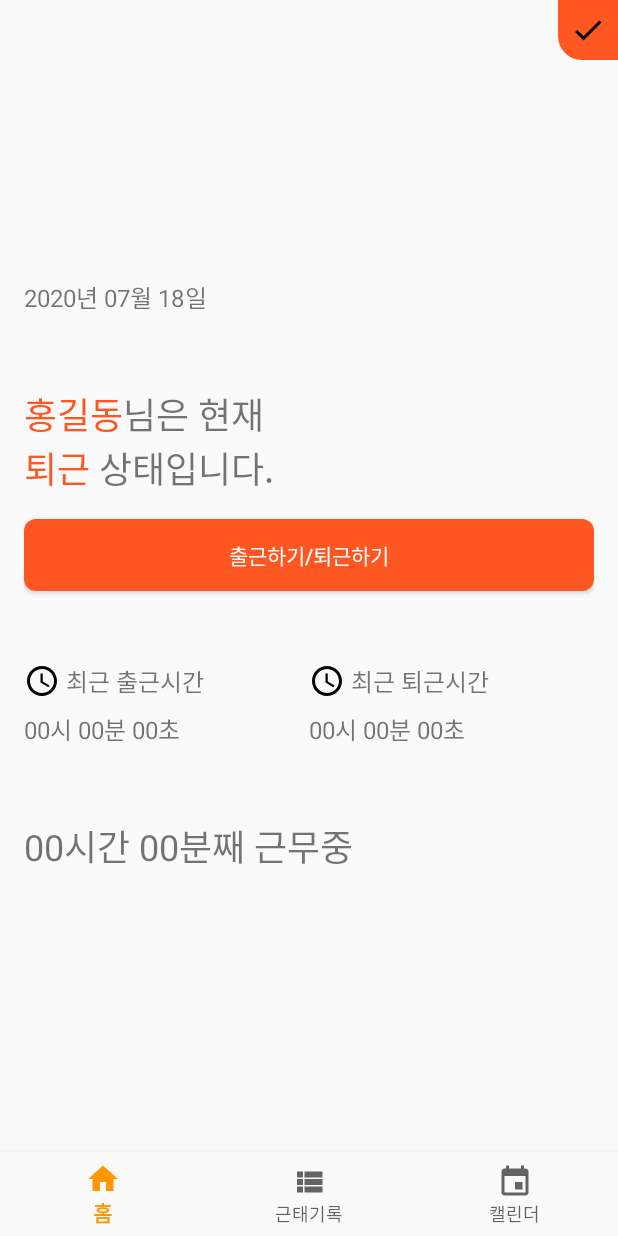
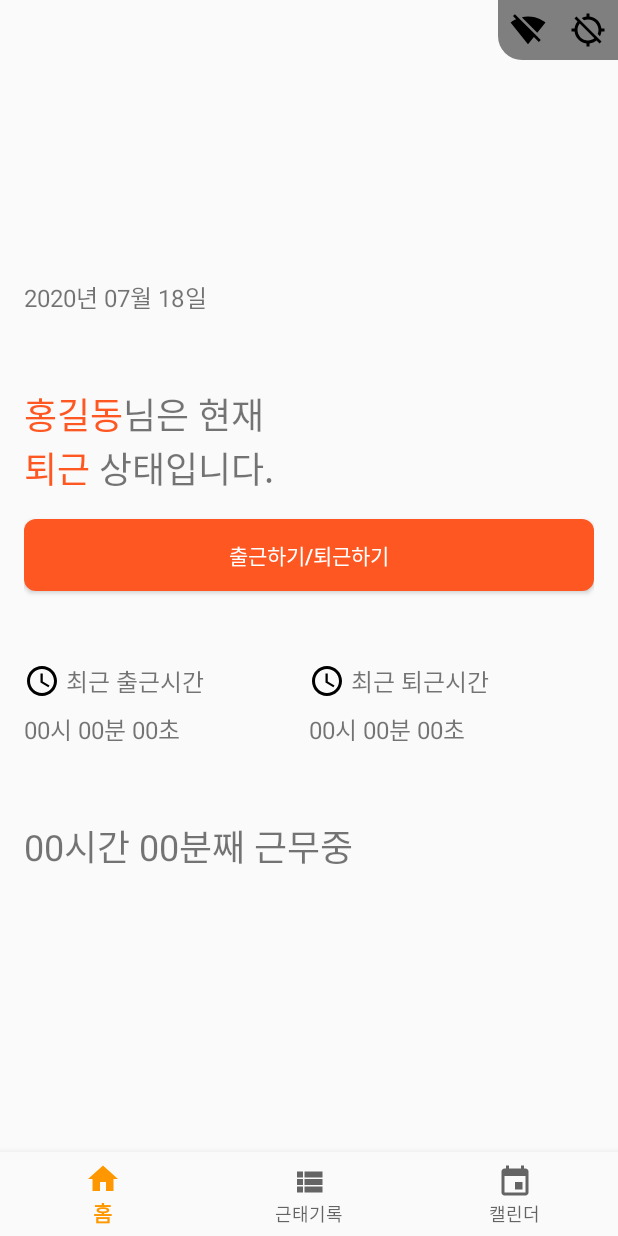
Before and after one commit to g-bridge-etners/g-bridge-etners, an Android app: the MainActivity screen opened directly, with no data from a screen before it, on a phone screen of 412 x 824 dp. Run offline under Robolectric (Android 15) with nearby library versions, the phone set to English and light mode, and no system bars.

Commit message:
MainActivity에 권한체크 함수 추가, FragmentHome에 GpsReceiver 적용

```diff
--- a/app/src/main/java/com/gbridge/etners/ui/main/FragmentHome.java
+++ b/app/src/main/java/com/gbridge/etners/ui/main/FragmentHome.java
@@ -7,6 +7,7 @@ import android.view.View;
 import android.view.ViewGroup;
 import android.widget.Button;
 import android.widget.ImageView;
+import android.widget.LinearLayout;
 import android.widget.TextView;
 import android.widget.Toast;
 
@@ -16,16 +17,22 @@ import androidx.fragment.app.Fragment;
 
 import com.gbridge.etners.R;
 import com.gbridge.etners.util.GpsReceiver;
+import com.gbridge.etners.util.WifiReceiver;
+
+import org.json.JSONArray;
 
 import java.text.SimpleDateFormat;
 import java.util.Date;
 
 public class FragmentHome extends Fragment implements View.OnClickListener {
-    Context context;
+    private Context context;
+    private boolean isWifiConnected = false;
+    private boolean isGpsConnected = false;
 
-    ImageView networkState;
-    TextView date, name, userState, startTime, endTime, workingTime;
-    Button checkButton;
+    private LinearLayout stateLayout;
+    private ImageView wifiState, gpsState;
+    private TextView date, name, userState, startTime, endTime, workingTime;
+    private Button checkButton;
 
     @Nullable
     @Override
@@ -33,8 +40,11 @@ public class FragmentHome extends Fragment implements View.OnClickListener {
         View view = inflater.inflate(R.layout.fragment_home, container, false);
         context = view.getContext();
 
-        networkState = view.findViewById(R.id.home_networkState);
-        networkState.setOnClickListener(this);
+        stateLayout = view.findViewById(R.id.home_stateLayout);
+        wifiState = view.findViewById(R.id.home_wifiState);
+        wifiState.setOnClickListener(this);
+        gpsState = view.findViewById(R.id.home_gpsState);
+        gpsState.setOnClickListener(this);
         date = view.findViewById(R.id.home_date);
         name = view.findViewById(R.id.home_name);
         userState = view.findViewById(R.id.home_userState);
@@ -45,6 +55,8 @@ public class FragmentHome extends Fragment implements View.OnClickListener {
         checkButton.setOnClickListener(this);
 
         setDateView();
+        checkWifiState(view);
+        checkGpsState(view);
 
         return view;
     }
@@ -52,8 +64,11 @@ public class FragmentHome extends Fragment implements View.OnClickListener {
     @Override
     public void onClick(View v) {
         switch(v.getId()) {
-            case R.id.home_networkState:
-                Toast.makeText(context, "출퇴근 가능 상태 표시", Toast.LENGTH_SHORT).show();
+            case R.id.home_wifiState:
+                checkWifiState(v);
+                break;
+            case R.id.home_gpsState:
+                checkGpsState(v);
                 break;
             case R.id.home_checkButton:
                 Toast.makeText(context, "출퇴근 버튼", Toast.LENGTH_SHORT).show();
@@ -69,17 +84,31 @@ public class FragmentHome extends Fragment implements View.OnClickListener {
         date.setText(stringDate);
     }
 
-    private void checkNetworkState(View view) {
+    private void checkWifiState(View view) {
+        new WifiReceiver(view.getContext()) {
+            @NonNull
+            @Override
+            protected void onReceive(JSONArray aps) {
+
+            }
+        };
+    }
+
+    private void checkGpsState(View view) {
         new GpsReceiver(view.getContext()) {
             @NonNull
             @Override
             protected void onReceive(Double latitude, Double longitude) {
                 if(latitude != null && longitude != null){
-
+                    isGpsConnected = true;
+                    gpsState.setImageResource(R.drawable.ic_gps);
+                    gpsState.setBackgroundResource(R.color.colorAccent);
                 } else {
-
+                    isGpsConnected = false;
+                    gpsState.setImageResource(R.drawable.ic_gps_off);
+                    gpsState.setBackgroundResource(R.color.colorGray);
                 }
             }
-        }
+        };
     }
 }
--- a/app/src/main/java/com/gbridge/etners/ui/main/MainActivity.java
+++ b/app/src/main/java/com/gbridge/etners/ui/main/MainActivity.java
@@ -2,12 +2,18 @@ package com.gbridge.etners.ui.main;
 
 import androidx.annotation.NonNull;
 import androidx.appcompat.app.AppCompatActivity;
+import androidx.core.app.ActivityCompat;
+import androidx.core.content.ContextCompat;
 import androidx.fragment.app.FragmentManager;
 import androidx.fragment.app.FragmentTransaction;
 
+import android.Manifest;
 import android.content.Intent;
+import android.content.pm.PackageManager;
 import android.os.Bundle;
+import android.util.Log;
 import android.view.MenuItem;
+import android.view.View;
 import android.widget.FrameLayout;
 
 import com.gbridge.etners.R;
@@ -32,7 +38,39 @@ public class MainActivity extends AppCompatActivity implements BottomNavigationV
         Intent intent = getIntent();
         token = intent.getStringExtra("token");
 
+        checkPermission();
+
         initViews();
+    }
+
+    private void checkPermission() {
+        String deniedPermissions = "";
+
+        if (ContextCompat.checkSelfPermission(this,
+                Manifest.permission.ACCESS_FINE_LOCATION) != PackageManager.PERMISSION_GRANTED) {
+            deniedPermissions += Manifest.permission.ACCESS_FINE_LOCATION + " ";
+        }
+
+        if (ContextCompat.checkSelfPermission(this,
+                Manifest.permission.ACCESS_COARSE_LOCATION) != PackageManager.PERMISSION_GRANTED) {
+            deniedPermissions += Manifest.permission.ACCESS_COARSE_LOCATION + " ";
+        }
+
+        if(!deniedPermissions.isEmpty()) {
+            ActivityCompat.requestPermissions(this, deniedPermissions.trim().split(" "), 1);
+        }
+    }
+
+    @Override
+    public void onRequestPermissionsResult(int requestCode, @NonNull String[] permissions, @NonNull int[] grantResults) {
+        if(requestCode == 1) {
+            int length = permissions.length;
+            for(int index = 0; index < length; index++) {
+                if(grantResults[index] == PackageManager.PERMISSION_GRANTED) {
+                    Log.d("MainActivity", "권한 허용: " + permissions[index]);
+                }
+            }
+        }
     }
 
     private void initViews() {
--- a/app/src/main/res/drawable/bg_state.xml
+++ b/app/src/main/res/drawable/bg_state.xml
@@ -1,7 +1,5 @@
 <?xml version="1.0" encoding="utf-8"?>
 <shape xmlns:android="http://schemas.android.com/apk/res/android">
-
-    <solid android:color="@color/colorAccent"/>
 
     <corners android:bottomLeftRadius="16dp"/>
 
--- a/app/src/main/res/layout/fragment_home.xml
+++ b/app/src/main/res/layout/fragment_home.xml
@@ -5,15 +5,33 @@
     android:layout_height="match_parent"
     xmlns:app="http://schemas.android.com/apk/res-auto">
 
-    <ImageView
-        android:id="@+id/home_networkState"
-        android:layout_width="40dp"
+    <LinearLayout
+        android:id="@+id/home_stateLayout"
+        android:layout_width="80dp"
         android:layout_height="40dp"
+        android:orientation="horizontal"
         android:background="@drawable/bg_state"
-        android:src="@drawable/ic_check"
-        android:padding="8dp"
         app:layout_constraintTop_toTopOf="parent"
-        app:layout_constraintRight_toRightOf="parent"/>
+        app:layout_constraintRight_toRightOf="parent">
+
+        <ImageView
+            android:id="@+id/home_wifiState"
+            android:layout_width="40dp"
+            android:layout_height="40dp"
+            android:background="@drawable/bg_state"
+            android:backgroundTint="@color/colorGray"
+            android:src="@drawable/ic_wifi_off"
+            android:padding="8dp" />
+
+        <ImageView
+            android:id="@+id/home_gpsState"
+            android:layout_width="40dp"
+            android:layout_height="40dp"
+            android:background="@color/colorGray"
+            android:src="@drawable/ic_gps_off"
+            android:padding="8dp" />
+
+    </LinearLayout>
 
     <LinearLayout
         android:layout_width="match_parent"
```
